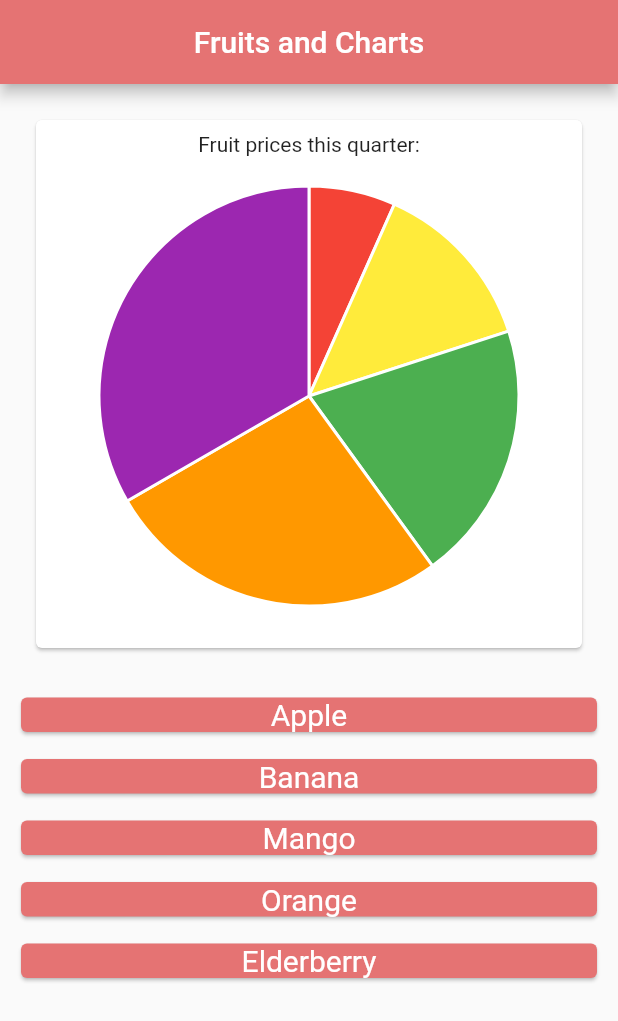
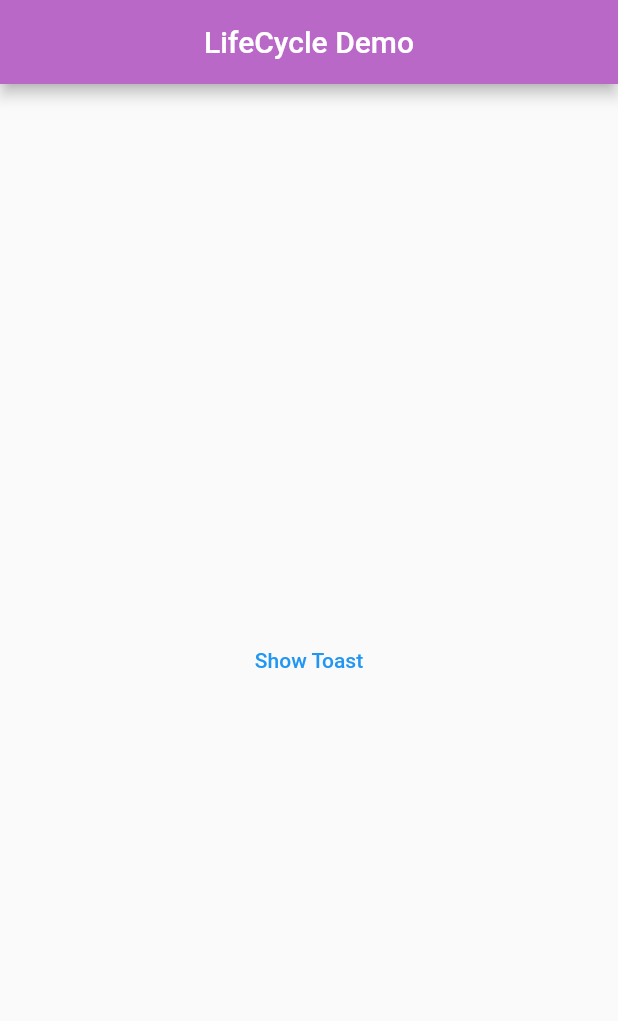
Before and after one commit to satyajeetramnit/Flutter-Journey, a Flutter app: the screen it shows after launch, on a phone screen of 412 x 824 dp. Shown: the top 1021 px of the screen. Run offline on Flutter 3.47's test engine with Material 2 defaults, Android fonts, the phone set to English and light mode, and no system bars; our stand-ins replace audioplayers, charts_flutter, fluttertoast.

Commit message:
Added lifecycle Page

```diff
--- /dev/null
+++ b/Epik/list_and_chart/lib/lifecycle.dart
@@ -0,0 +1,40 @@
+import 'package:flutter/material.dart';
+import 'package:fluttertoast/fluttertoast.dart';
+
+class LifeCycle extends StatefulWidget {
+  const LifeCycle({Key? key}) : super(key: key);
+
+  @override
+  State<LifeCycle> createState() => _LifeCycleState();
+}
+
+class _LifeCycleState extends State<LifeCycle> {
+  @override
+  Widget build(BuildContext context) {
+    return Scaffold(
+      appBar: AppBar(
+        title:
+            const Text('LifeCycle Demo', style: TextStyle(color: Colors.white)),
+        backgroundColor: Colors.purple[300],
+        centerTitle: true,
+      ),
+      body: Center(
+        child: TextButton(
+          child: Text('Show Toast'),
+          onPressed: () {
+            print('Build()');
+            Fluttertoast.showToast(
+              msg: 'Called from build() mathod',
+              backgroundColor: Colors.purple[100],
+              textColor: Colors.black87,
+              toastLength: Toast.LENGTH_LONG,
+              fontSize: 15,
+              gravity: ToastGravity.TOP,
+            );
+          },
+          // child: Text('Raise a Toast),
+        ),
+      ),
+    );
+  }
+}
--- a/Epik/list_and_chart/lib/main.dart
+++ b/Epik/list_and_chart/lib/main.dart
@@ -1,12 +1,12 @@
 import 'package:flutter/material.dart';
 import 'package:list_and_chart/fruit_prices.dart';
 import 'package:charts_flutter/flutter.dart' as chart;
-
+import 'package:list_and_chart/lifeCycle.dart';
 import 'fruit_prices_chart.dart';
 
 void main() {
   runApp(const MaterialApp(
-    home: HomePage(),
+    home: LifeCycle(),
   ));
 }
 
@@ -57,7 +57,8 @@ class _HomePageState extends State<HomePage> {
                   itemCount: data.length,
                   itemBuilder: (BuildContext context, int index) {
                     return Padding(
-                      padding: const EdgeInsets.symmetric(horizontal:10.0, vertical: 5.0),
+                        padding: const EdgeInsets.symmetric(
+                            horizontal: 10.0, vertical: 5.0),
                         child: Card(
                           child: Center(
                             child: Text(
@@ -69,8 +70,7 @@ class _HomePageState extends State<HomePage> {
                             ),
                           ),
                           color: Colors.red[300],
-                      )
-                    );
+                        ));
                   })),
         ],
       ),
--- a/Epik/list_and_chart/pubspec.yaml
+++ b/Epik/list_and_chart/pubspec.yaml
@@ -35,6 +35,7 @@ dependencies:
   # Use with the CupertinoIcons class for iOS style icons.
   cupertino_icons: ^1.0.2
   charts_flutter: ^0.12.0
+  fluttertoast: ^8.0.9
 
 dev_dependencies:
   flutter_test:
```
Also changed, not shown: Epik/list_and_chart/pubspec.lock. Lines whose indentation alone changed are shown as unchanged.
